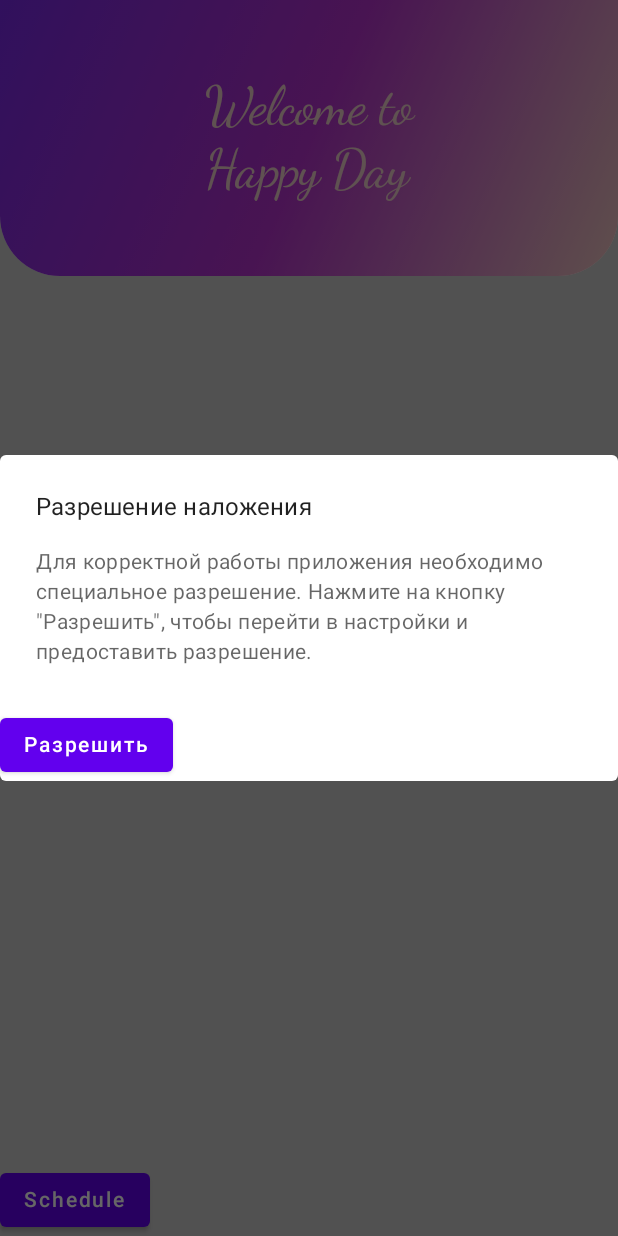
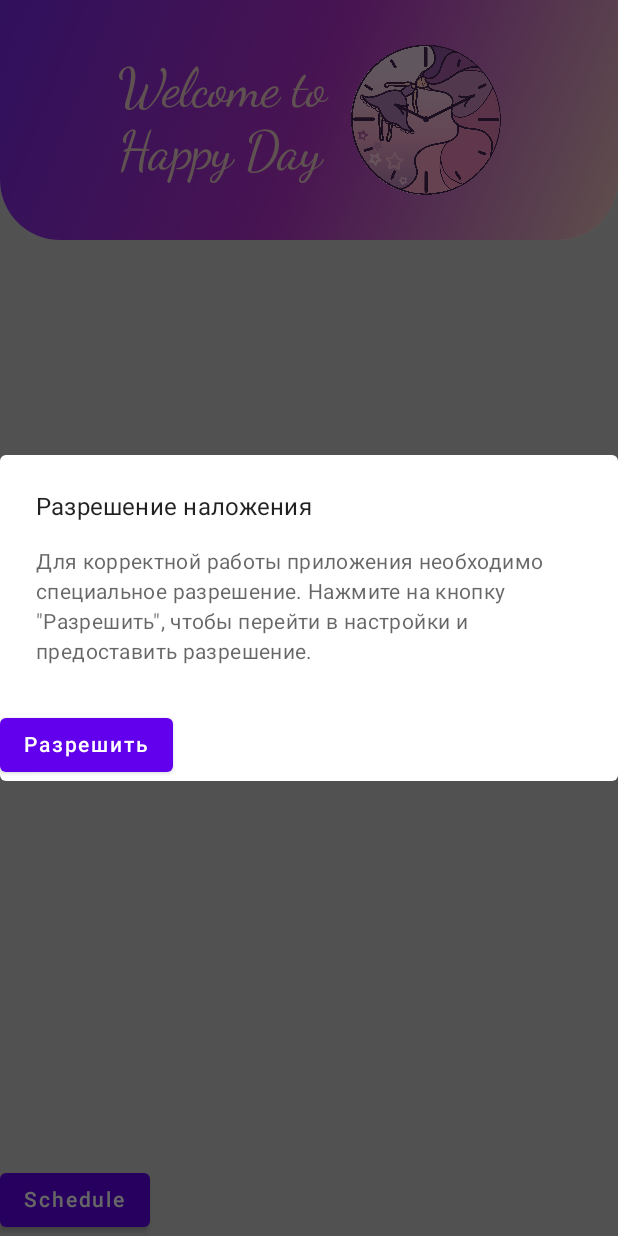
Before and after one commit to noktigula/HappyDay, an Android app built with Jetpack Compose: the screen it shows after launch (AlarmsListActivity), on a phone screen of 412 x 824 dp. Run offline under Robolectric (Android 15) with nearby library versions, the phone set to English and light mode, and no system bars; our stand-ins replace Room's generated code; 2 statements that could not run were skipped.

Commit message:
Beta header complete

```diff
--- a/app/src/main/java/com/happyday/android/alarmslist/alarmListComponents.kt
+++ b/app/src/main/java/com/happyday/android/alarmslist/alarmListComponents.kt
@@ -143,7 +143,12 @@ fun Header() {
                 Text(text = "Welcome to", style= MaterialTheme.typography.h2, modifier = Modifier.background(Color.Transparent))
                 Text(text = "Happy Day", style= MaterialTheme.typography.h2, modifier = Modifier.background(Color.Transparent))
             }
+            Spacer(Modifier.width(Spacing.Medium.size))
+            Image(modifier = Modifier.height(HeaderSize).width(HeaderSize),
+                painter = painterResource(id = R.drawable.ic_header),
+                contentDescription = "Header_icon"
+            )
         }
-//        Image(painterResource(id = R.drawable.ic_header), "Header_icon")
+
     }
 }
--- a/app/src/main/java/com/happyday/android/ui/theme/Dimensions.kt
+++ b/app/src/main/java/com/happyday/android/ui/theme/Dimensions.kt
@@ -14,12 +14,14 @@ sealed class Padding(@Dimension val size: Dp) {
     object AlarmCard: Padding(25.dp)
     object BetweenCards: Padding(12.dp)
     object BetweenSelectedWeekdays: Padding(2.dp)
-    object HeaderVertical: Padding(50.dp)
+    object HeaderVertical: Padding(30.dp)
     object HeaderHorizontal: Padding(10.dp)
 }
 
 val Elevation = 4.dp
 
+val HeaderSize = 100.dp
+
 sealed class RoundCorners(@Dimension val size: Dp) {
     object AlarmCard: RoundCorners(25.dp)
     object Header: RoundCorners(40.dp)
```
Also changed, not shown: app/src/main/res/drawable/ic_header.png (added).
